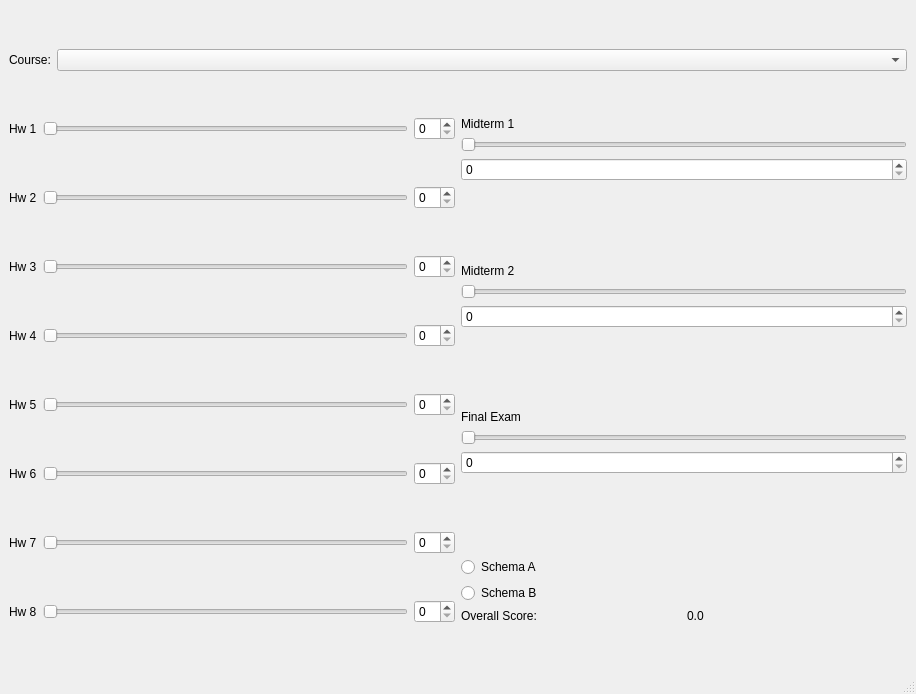
The window that grade_calculator.ui (tan-zhuoting/Assignment2) describes before a commit, drawn with Qt 5.
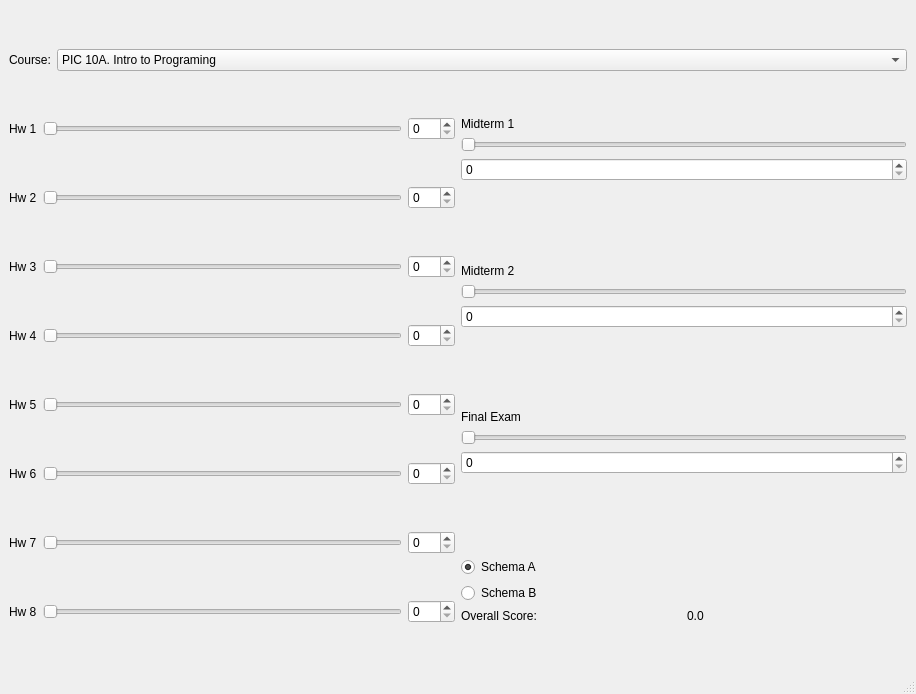
The same window after the commit.

Commit message: add members to course_data to store score info

```diff
--- a/grade_calculator.ui
+++ b/grade_calculator.ui
@@ -46,7 +46,23 @@
          </widget>
         </item>
         <item>
-         <widget class="QComboBox" name="comboBox"/>
+         <widget class="QComboBox" name="course_comboBox">
+          <item>
+           <property name="text">
+            <string>PIC 10A. Intro to Programing</string>
+           </property>
+          </item>
+          <item>
+           <property name="text">
+            <string>CHEM 110A. Thermodynamics</string>
+           </property>
+          </item>
+          <item>
+           <property name="text">
+            <string>MATH 32B. Vector Calculus</string>
+           </property>
+          </item>
+         </widget>
         </item>
        </layout>
       </item>
@@ -78,13 +94,20 @@
             </item>
             <item>
              <widget class="QSlider" name="horizontalSlider">
+              <property name="maximum">
+               <number>100</number>
+              </property>
               <property name="orientation">
                <enum>Qt::Horizontal</enum>
               </property>
              </widget>
             </item>
             <item>
-             <widget class="QSpinBox" name="spinBox"/>
+             <widget class="QSpinBox" name="spinBox">
+              <property name="maximum">
+               <number>100</number>
+              </property>
+             </widget>
             </item>
            </layout>
           </item>
@@ -112,13 +135,20 @@
             </item>
             <item>
              <widget class="QSlider" name="horizontalSlider_2">
+              <property name="maximum">
+               <number>100</number>
+              </property>
               <property name="orientation">
                <enum>Qt::Horizontal</enum>
               </property>
              </widget>
             </item>
             <item>
-             <widget class="QSpinBox" name="spinBox_2"/>
+             <widget class="QSpinBox" name="spinBox_2">
+              <property name="maximum">
+               <number>100</number>
+              </property>
+             </widget>
             </item>
            </layout>
           </item>
@@ -146,13 +176,20 @@
             </item>
             <item>
              <widget class="QSlider" name="horizontalSlider_3">
+              <property name="maximum">
+               <number>100</number>
+              </property>
               <property name="orientation">
                <enum>Qt::Horizontal</enum>
               </property>
              </widget>
             </item>
             <item>
-             <widget class="QSpinBox" name="spinBox_3"/>
+             <widget class="QSpinBox" name="spinBox_3">
+              <property name="maximum">
+               <number>100</number>
+              </property>
+             </widget>
             </item>
            </layout>
           </item>
@@ -180,13 +217,20 @@
             </item>
             <item>
              <widget class="QSlider" name="horizontalSlider_4">
+              <property name="maximum">
+               <number>100</number>
+              </property>
               <property name="orientation">
                <enum>Qt::Horizontal</enum>
               </property>
              </widget>
             </item>
             <item>
-             <widget class="QSpinBox" name="spinBox_4"/>
+             <widget class="QSpinBox" name="spinBox_4">
+              <property name="maximum">
+               <number>100</number>
+              </property>
+             </widget>
             </item>
            </layout>
           </item>
@@ -214,13 +258,20 @@
             </item>
             <item>
              <widget class="QSlider" name="horizontalSlider_5">
+              <property name="maximum">
+               <number>100</number>
+              </property>
               <property name="orientation">
                <enum>Qt::Horizontal</enum>
               </property>
              </widget>
             </item>
             <item>
-             <widget class="QSpinBox" name="spinBox_5"/>
+             <widget class="QSpinBox" name="spinBox_5">
+              <property name="maximum">
+               <number>100</number>
+              </property>
+             </widget>
             </item>
            </layout>
           </item>
@@ -248,13 +299,20 @@
             </item>
             <item>
              <widget class="QSlider" name="horizontalSlider_6">
+              <property name="maximum">
+               <number>100</number>
+              </property>
               <property name="orientation">
                <enum>Qt::Horizontal</enum>
               </property>
              </widget>
             </item>
             <item>
-             <widget class="QSpinBox" name="spinBox_6"/>
+             <widget class="QSpinBox" name="spinBox_6">
+              <property name="maximum">
+               <number>100</number>
+              </property>
+             </widget>
             </item>
            </layout>
           </item>
@@ -282,13 +340,20 @@
             </item>
             <item>
              <widget class="QSlider" name="horizontalSlider_7">
+              <property name="maximum">
+               <number>100</number>
+              </property>
               <property name="orientation">
                <enum>Qt::Horizontal</enum>
               </property>
              </widget>
             </item>
             <item>
-             <widget class="QSpinBox" name="spinBox_7"/>
+             <widget class="QSpinBox" name="spinBox_7">
+              <property name="maximum">
+               <number>100</number>
+              </property>
+             </widget>
             </item>
            </layout>
           </item>
@@ -316,13 +381,20 @@
             </item>
             <item>
              <widget class="QSlider" name="horizontalSlider_8">
+              <property name="maximum">
+               <number>100</number>
+              </property>
               <property name="orientation">
                <enum>Qt::Horizontal</enum>
               </property>
              </widget>
             </item>
             <item>
-             <widget class="QSpinBox" name="spinBox_8"/>
+             <widget class="QSpinBox" name="spinBox_8">
+              <property name="maximum">
+               <number>100</number>
+              </property>
+             </widget>
             </item>
            </layout>
           </item>
@@ -425,6 +497,12 @@
             <property name="text">
              <string>Schema A</string>
             </property>
+            <property name="checked">
+             <bool>true</bool>
+            </property>
+            <attribute name="buttonGroup">
+             <string notr="true">buttonGroup</string>
+            </attribute>
            </widget>
           </item>
           <item>
```
Left out of the diff: 6 changed lines with no effect on the pictures. The commit also changes 2 other files.
